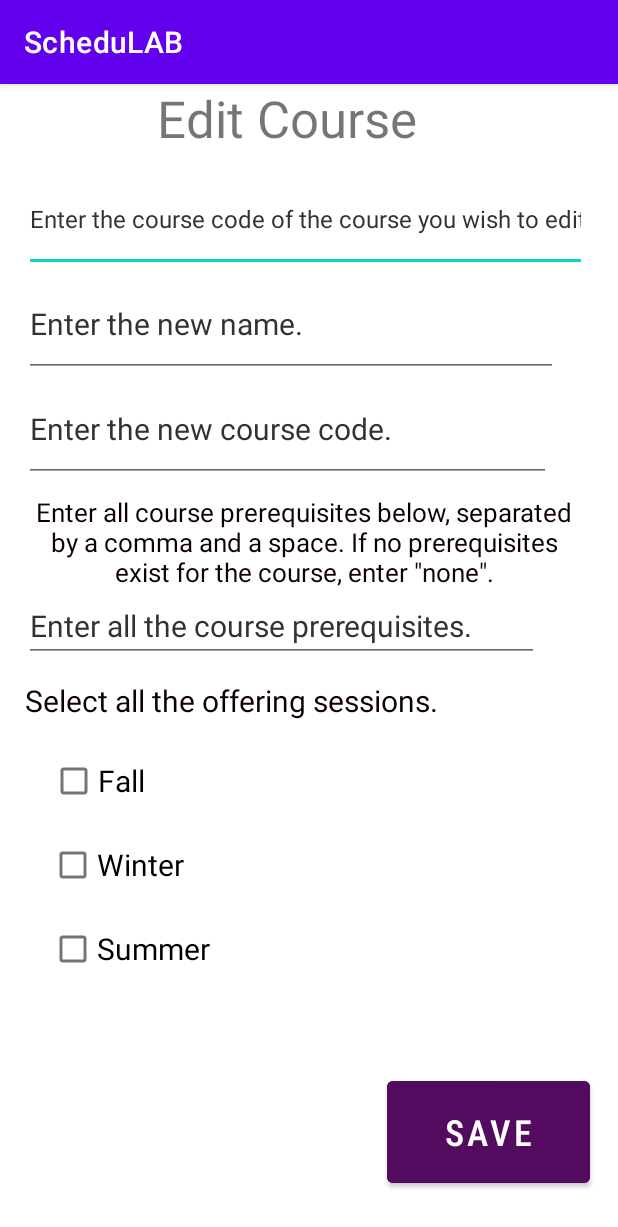
After one commit to Nafizul02/ASProject, an Android app: the AdminEdit screen opened directly, with no data from a screen before it, on a phone screen of 412 x 824 dp. The commit adds this screen. Shown: the top 1227 px of the screen. Run offline under Robolectric (Android 15) with nearby library versions, the phone set to English and light mode, and no system bars; our stand-ins replace Firebase (no records; nobody signed in at launch, a user with empty details on screens opened directly).

Commit message:
initial commit

```diff
--- a/app/build.gradle
+++ b/app/build.gradle
@@ -1,5 +1,6 @@
 plugins {
     id 'com.android.application'
+    id 'com.google.gms.google-services'
 }
 
 android {
@@ -29,6 +30,9 @@ android {
     buildFeatures {
         viewBinding true
     }
+    dataBinding {
+        enabled = true
+    }
 }
 
 dependencies {
@@ -38,6 +42,7 @@ dependencies {
     implementation 'androidx.constraintlayout:constraintlayout:2.1.4'
     implementation 'androidx.navigation:navigation-fragment:2.5.3'
     implementation 'androidx.navigation:navigation-ui:2.5.3'
+    implementation 'com.google.firebase:firebase-database:20.1.0'
     testImplementation 'junit:junit:4.13.2'
     androidTestImplementation 'androidx.test.ext:junit:1.1.4'
     androidTestImplementation 'androidx.test.espresso:espresso-core:3.5.0'
--- /dev/null
+++ b/app/src/main/res/layout/activity_admin_edit.xml
@@ -0,0 +1,167 @@
+<?xml version="1.0" encoding="utf-8"?>
+<androidx.constraintlayout.widget.ConstraintLayout xmlns:android="http://schemas.android.com/apk/res/android"
+    xmlns:app="http://schemas.android.com/apk/res-auto"
+    xmlns:tools="http://schemas.android.com/tools"
+    android:layout_width="match_parent"
+    android:layout_height="match_parent"
+    android:background="#EACA9A"
+    android:backgroundTint="@android:color/white"
+    tools:context=".AdminEdit">
+
+    <TextView
+        android:id="@+id/textView"
+        android:layout_width="263dp"
+        android:layout_height="55dp"
+        android:fontFamily="sans-serif-thin"
+        android:text="@string/edit_course"
+        android:textAlignment="center"
+        android:textAllCaps="false"
+        android:textSize="34sp"
+        android:textStyle="bold"
+        app:layout_constraintEnd_toEndOf="parent"
+        app:layout_constraintHorizontal_bias="0.401"
+        app:layout_constraintStart_toStartOf="parent"
+        app:layout_constraintTop_toTopOf="parent" />
+
+    <EditText
+        android:id="@+id/editTextTextPersonName"
+        android:layout_width="375dp"
+        android:layout_height="70dp"
+        android:autofillHints="name of course to edit"
+        android:ems="10"
+        android:hint="@string/enter_the_course_code_you_wish_to_edit"
+        android:inputType="textPersonName"
+        android:textColor="#070000"
+        android:textColorHint="@android:color/secondary_text_light"
+        android:textSize="15.8sp"
+        app:layout_constraintEnd_toEndOf="parent"
+        app:layout_constraintHorizontal_bias="0.444"
+        app:layout_constraintStart_toStartOf="parent"
+        app:layout_constraintTop_toBottomOf="@+id/textView" />
+
+    <EditText
+        android:id="@+id/editTextTextPersonName2"
+        android:layout_width="356dp"
+        android:layout_height="70dp"
+        android:autofillHints="name"
+        android:ems="10"
+        android:hint="@string/enter_the_new_name"
+        android:inputType="textPersonName"
+        android:textColorHint="@android:color/secondary_text_light"
+        android:textSize="20sp"
+        app:layout_constraintEnd_toEndOf="parent"
+        app:layout_constraintHorizontal_bias="0.29"
+        app:layout_constraintStart_toStartOf="parent"
+        app:layout_constraintTop_toBottomOf="@+id/editTextTextPersonName" />
+
+    <EditText
+        android:id="@+id/editTextTextPersonName3"
+        android:layout_width="351dp"
+        android:layout_height="70dp"
+        android:autofillHints="course code"
+        android:ems="10"
+        android:hint="@string/enter_the_new_course_code"
+        android:inputType="textPersonName"
+        android:textColorHint="@android:color/secondary_text_light"
+        android:textSize="20sp"
+        app:layout_constraintEnd_toEndOf="parent"
+        app:layout_constraintHorizontal_bias="0.266"
+        app:layout_constraintStart_toStartOf="parent"
+        app:layout_constraintTop_toBottomOf="@+id/editTextTextPersonName2" />
+
+    <EditText
+        android:id="@+id/editTextTextPersonName5"
+        android:layout_width="343dp"
+        android:layout_height="0dp"
+        android:layout_marginTop="72dp"
+        android:autofillHints="prerequisites"
+        android:ems="10"
+        android:hint="@string/enter_all_the_course_prerequisites"
+        android:inputType="textPersonName"
+        android:textColorHint="@android:color/secondary_text_light"
+        android:textSize="20sp"
+        app:layout_constraintEnd_toEndOf="parent"
+        app:layout_constraintHorizontal_bias="0.235"
+        app:layout_constraintStart_toStartOf="parent"
+        app:layout_constraintTop_toBottomOf="@+id/editTextTextPersonName3" />
+
+    <Button
+        android:id="@+id/button2"
+        android:layout_width="135dp"
+        android:layout_height="80dp"
+        android:backgroundTint="#530B60"
+        android:fontFamily="sans-serif-condensed-light"
+        android:text="@string/save"
+        android:textSize="24sp"
+        android:textStyle="bold"
+        app:layout_constraintBottom_toBottomOf="parent"
+        app:layout_constraintEnd_toEndOf="parent"
+        app:layout_constraintHorizontal_bias="0.932"
+        app:layout_constraintStart_toStartOf="parent"
+        app:layout_constraintTop_toTopOf="parent"
+        app:layout_constraintVertical_bias="0.957" />
+
+    <CheckBox
+        android:id="@+id/checkBox"
+        android:layout_width="wrap_content"
+        android:layout_height="wrap_content"
+        android:layout_marginTop="16dp"
+        android:text="@string/fall"
+        android:textSize="20sp"
+        app:layout_constraintEnd_toEndOf="parent"
+        app:layout_constraintHorizontal_bias="0.095"
+        app:layout_constraintStart_toStartOf="parent"
+        app:layout_constraintTop_toBottomOf="@+id/textView3" />
+
+    <TextView
+        android:id="@+id/textView3"
+        android:layout_width="wrap_content"
+        android:layout_height="wrap_content"
+        android:layout_marginTop="12dp"
+        android:text="@string/select_all_the_offering_sessions"
+        android:textColor="#100101"
+        android:textSize="20sp"
+        app:layout_constraintEnd_toEndOf="parent"
+        app:layout_constraintHorizontal_bias="0.121"
+        app:layout_constraintStart_toStartOf="parent"
+        app:layout_constraintTop_toBottomOf="@+id/editTextTextPersonName5" />
+
+    <CheckBox
+        android:id="@+id/checkBox2"
+        android:layout_width="wrap_content"
+        android:layout_height="wrap_content"
+        android:layout_marginTop="8dp"
+        android:text="@string/winter"
+        android:textSize="20sp"
+        app:layout_constraintEnd_toEndOf="parent"
+        app:layout_constraintHorizontal_bias="0.102"
+        app:layout_constraintStart_toStartOf="parent"
+        app:layout_constraintTop_toBottomOf="@+id/checkBox" />
+
+    <CheckBox
+        android:id="@+id/checkBox3"
+        android:layout_width="wrap_content"
+        android:layout_height="wrap_content"
+        android:layout_marginTop="8dp"
+        android:text="@string/summer"
+        android:textSize="20sp"
+        app:layout_constraintEnd_toEndOf="parent"
+        app:layout_constraintHorizontal_bias="0.108"
+        app:layout_constraintStart_toStartOf="parent"
+        app:layout_constraintTop_toBottomOf="@+id/checkBox2" />
+
+    <TextView
+        android:id="@+id/textView4"
+        android:layout_width="372dp"
+        android:layout_height="61dp"
+        android:layout_marginTop="8dp"
+        android:text="Enter all course prerequisites below, separated by a comma and a space. If no prerequisites exist for the course, enter &quot;none&quot;."
+        android:textAlignment="center"
+        android:textColor="#100101"
+        android:textSize="17sp"
+        app:layout_constraintEnd_toEndOf="parent"
+        app:layout_constraintHorizontal_bias="0.41"
+        app:layout_constraintStart_toStartOf="parent"
+        app:layout_constraintTop_toBottomOf="@+id/editTextTextPersonName3" />
+
+</androidx.constraintlayout.widget.ConstraintLayout>
--- a/app/src/main/res/values/strings.xml
+++ b/app/src/main/res/values/strings.xml
@@ -9,4 +9,24 @@
 
     <string name="hello_first_fragment">Hello first fragment</string>
     <string name="hello_second_fragment">Hello second fragment. Arg: %1$s</string>
+    <string name="edit_course">Edit Course</string>
+    <string name="enter_the_name_of_the_course_you_wish_to_edit">Enter the name of the course you wish to edit.</string>
+    <string name="enter_the_new_name">Enter the new name.</string>
+    <string name="enter_the_new_prerequisites">Enter the new prerequisites.</string>
+    <string name="save">Save</string>
+    <string name="enter_the_new_offering_sessions">Enter the new offering sessions.</string>
+    <string name="enter_the_new_course_code">Enter the new course code.</string>
+    <string name="delete_course">Delete Course</string>
+    <string name="delete_course_button">Delete Course</string>
+    <string name="enter_the_name_of_the_course_you_wish_to_delete">Enter the name of the course you wish to delete.</string>
+    <string name="fall">Fall</string>
+    <string name="select_the_new_offering_sessions">Select the new offering sessions.</string>
+    <string name="summer">Summer</string>
+    <string name="winter">Winter</string>
+    <string name="button_to_edit_page">Button to Edit page</string>
+    <string name="enter_the_course_code_you_wish_to_edit">Enter the course code of the course you wish to edit.</string>
+    <string name="enter_the_course_code_of_the_course_you_wish_to_delete">Enter the course code of the course you wish to delete.</string>
+    <string name="enter_all_the_course_prerequisites">Enter all the course prerequisites.</string>
+    <string name="select_all_the_offering_sessions">Select all the offering sessions.</string>
+    <string name="button_to_new_page">Button to new page</string>
 </resources>
--- a/build.gradle
+++ b/build.gradle
@@ -1,4 +1,8 @@
-// Top-level build file where you can add configuration options common to all sub-projects/modules.
+buildscript {
+    dependencies {
+        classpath 'com.google.gms:google-services:4.3.14'
+    }
+}// Top-level build file where you can add configuration options common to all sub-projects/modules.
 plugins {
     id 'com.android.application' version '7.3.1' apply false
     id 'com.android.library' version '7.3.1' apply false
```
Also changed, not shown: app/src/main/AndroidManifest.xml (+14 -0 lines), app/src/main/java/com/example/schedulab/AdminDelete.java (added, +160 -0 lines), app/src/main/java/com/example/schedulab/AdminEdit.java (added, +213 -0 lines), app/src/main/java/com/example/schedulab/FirstFragment.java (+23 -1 lines), app/src/main/java/com/example/schedulab/MainActivity.java (+7 -1 lines), app/src/main/res/layout/activity_admin_delete.xml (added, +51 -0 lines), app/src/main/res/layout/fragment_first.xml (+12 -0 lines), 1 other file.
